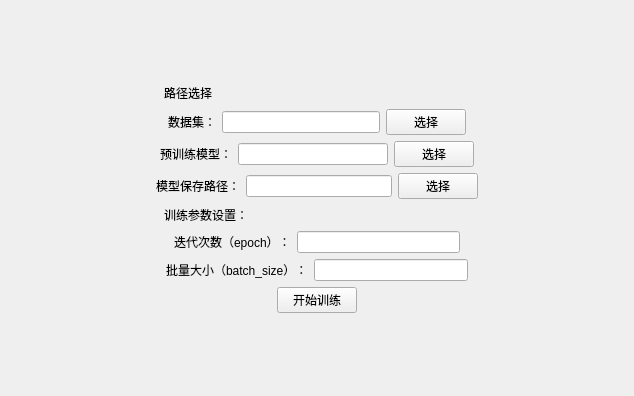
This is ui/layout/UI_TrainPage.ui in Zdh-501/OCRQt as Qt 5 draws it before an edit. The edited form follows.
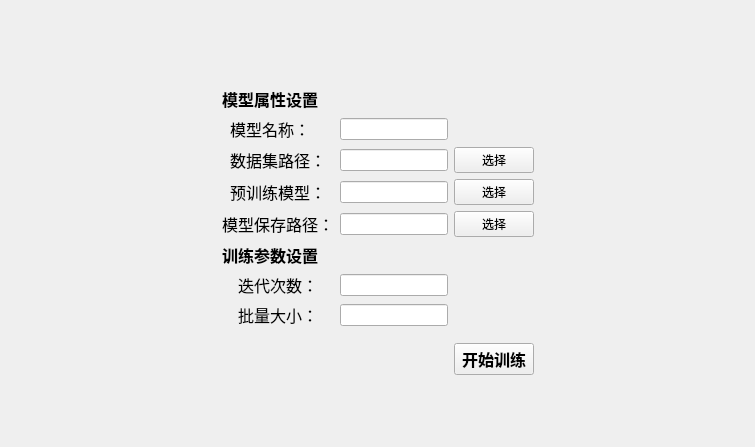
This is the edited form.

The edit to the form file:
```diff
--- a/ui/layout/UI_TrainPage.ui
+++ b/ui/layout/UI_TrainPage.ui
@@ -6,15 +6,55 @@
    <rect>
     <x>0</x>
     <y>0</y>
-    <width>634</width>
-    <height>396</height>
+    <width>755</width>
+    <height>447</height>
    </rect>
   </property>
   <property name="windowTitle">
    <string>Form</string>
   </property>
-  <layout class="QVBoxLayout" name="verticalLayout">
-   <item>
+  <layout class="QGridLayout" name="gridLayout_2">
+   <item row="3" column="2">
+    <widget class="QPushButton" name="pushButton_4">
+     <property name="font">
+      <font>
+       <pointsize>12</pointsize>
+       <weight>75</weight>
+       <bold>true</bold>
+      </font>
+     </property>
+     <property name="text">
+      <string>开始训练</string>
+     </property>
+    </widget>
+   </item>
+   <item row="0" column="3">
+    <spacer name="horizontalSpacer_2">
+     <property name="orientation">
+      <enum>Qt::Horizontal</enum>
+     </property>
+     <property name="sizeHint" stdset="0">
+      <size>
+       <width>40</width>
+       <height>20</height>
+      </size>
+     </property>
+    </spacer>
+   </item>
+   <item row="2" column="2">
+    <spacer name="verticalSpacer_3">
+     <property name="orientation">
+      <enum>Qt::Vertical</enum>
+     </property>
+     <property name="sizeHint" stdset="0">
+      <size>
+       <width>20</width>
+       <height>40</height>
+      </size>
+     </property>
+    </spacer>
+   </item>
+   <item row="5" column="2">
     <spacer name="verticalSpacer">
      <property name="orientation">
       <enum>Qt::Vertical</enum>
@@ -22,356 +62,217 @@
      <property name="sizeHint" stdset="0">
       <size>
        <width>20</width>
-       <height>40</height>
+       <height>92</height>
       </size>
      </property>
     </spacer>
    </item>
-   <item>
-    <layout class="QHBoxLayout" name="horizontalLayout_6" stretch="1,1,2">
-     <item>
-      <spacer name="horizontalSpacer">
-       <property name="orientation">
-        <enum>Qt::Horizontal</enum>
-       </property>
-       <property name="sizeHint" stdset="0">
-        <size>
-         <width>40</width>
-         <height>20</height>
-        </size>
-       </property>
-      </spacer>
-     </item>
-     <item>
-      <widget class="QLabel" name="label_4">
-       <property name="text">
-        <string>路径选择</string>
-       </property>
-      </widget>
-     </item>
-     <item>
-      <spacer name="horizontalSpacer_2">
-       <property name="orientation">
-        <enum>Qt::Horizontal</enum>
-       </property>
-       <property name="sizeHint" stdset="0">
-        <size>
-         <width>40</width>
-         <height>20</height>
-        </size>
-       </property>
-      </spacer>
-     </item>
-    </layout>
+   <item row="0" column="2">
+    <spacer name="verticalSpacer_2">
+     <property name="orientation">
+      <enum>Qt::Vertical</enum>
+     </property>
+     <property name="sizeHint" stdset="0">
+      <size>
+       <width>20</width>
+       <height>107</height>
+      </size>
+     </property>
+    </spacer>
    </item>
-   <item>
-    <layout class="QHBoxLayout" name="horizontalLayout" stretch="0,0,0,0,0">
-     <item>
-      <spacer name="horizontalSpacer_7">
-       <property name="orientation">
-        <enum>Qt::Horizontal</enum>
-       </property>
-       <property name="sizeHint" stdset="0">
-        <size>
-         <width>40</width>
-         <height>20</height>
-        </size>
-       </property>
-      </spacer>
-     </item>
-     <item>
-      <widget class="QLabel" name="label">
-       <property name="text">
-        <string>数据集：</string>
-       </property>
-      </widget>
-     </item>
-     <item>
-      <widget class="QLineEdit" name="lineEdit"/>
-     </item>
-     <item>
-      <widget class="QPushButton" name="pushButton">
-       <property name="text">
-        <string>选择</string>
-       </property>
-      </widget>
-     </item>
-     <item>
-      <spacer name="horizontalSpacer_8">
-       <property name="orientation">
-        <enum>Qt::Horizontal</enum>
-       </property>
-       <property name="sizeHint" stdset="0">
-        <size>
-         <width>40</width>
-         <height>20</height>
-        </size>
-       </property>
-      </spacer>
-     </item>
-    </layout>
+   <item row="0" column="0">
+    <spacer name="horizontalSpacer">
+     <property name="orientation">
+      <enum>Qt::Horizontal</enum>
+     </property>
+     <property name="sizeHint" stdset="0">
+      <size>
+       <width>40</width>
+       <height>20</height>
+      </size>
+     </property>
+    </spacer>
    </item>
-   <item>
-    <layout class="QHBoxLayout" name="horizontalLayout_2">
-     <item>
-      <spacer name="horizontalSpacer_9">
-       <property name="orientation">
-        <enum>Qt::Horizontal</enum>
-       </property>
-       <property name="sizeHint" stdset="0">
-        <size>
-         <width>40</width>
-         <height>20</height>
-        </size>
-       </property>
-      </spacer>
-     </item>
-     <item>
+   <item row="3" column="1">
+    <spacer name="horizontalSpacer_3">
+     <property name="orientation">
+      <enum>Qt::Horizontal</enum>
+     </property>
+     <property name="sizeHint" stdset="0">
+      <size>
+       <width>40</width>
+       <height>20</height>
+      </size>
+     </property>
+    </spacer>
+   </item>
+   <item row="1" column="1" colspan="2">
+    <layout class="QGridLayout" name="gridLayout">
+     <item row="3" column="0" colspan="2">
       <widget class="QLabel" name="label_2">
+       <property name="font">
+        <font>
+         <pointsize>12</pointsize>
+         <weight>50</weight>
+         <bold>false</bold>
+        </font>
+       </property>
        <property name="text">
         <string>预训练模型：</string>
        </property>
+       <property name="alignment">
+        <set>Qt::AlignCenter</set>
+       </property>
       </widget>
      </item>
-     <item>
-      <widget class="QLineEdit" name="lineEdit_2"/>
+     <item row="0" column="0">
+      <widget class="QLabel" name="label_4">
+       <property name="font">
+        <font>
+         <pointsize>12</pointsize>
+         <weight>75</weight>
+         <bold>true</bold>
+        </font>
+       </property>
+       <property name="text">
+        <string>模型属性设置</string>
+       </property>
+      </widget>
      </item>
-     <item>
+     <item row="3" column="3">
       <widget class="QPushButton" name="pushButton_2">
        <property name="text">
         <string>选择</string>
        </property>
       </widget>
      </item>
-     <item>
-      <spacer name="horizontalSpacer_10">
-       <property name="orientation">
-        <enum>Qt::Horizontal</enum>
-       </property>
-       <property name="sizeHint" stdset="0">
-        <size>
-         <width>40</width>
-         <height>20</height>
-        </size>
-       </property>
-      </spacer>
-     </item>
-    </layout>
-   </item>
-   <item>
-    <layout class="QHBoxLayout" name="horizontalLayout_3">
-     <item>
-      <spacer name="horizontalSpacer_11">
-       <property name="orientation">
-        <enum>Qt::Horizontal</enum>
-       </property>
-       <property name="sizeHint" stdset="0">
-        <size>
-         <width>40</width>
-         <height>20</height>
-        </size>
-       </property>
-      </spacer>
-     </item>
-     <item>
-      <widget class="QLabel" name="label_3">
-       <property name="text">
-        <string>模型保存路径：</string>
-       </property>
-      </widget>
-     </item>
-     <item>
-      <widget class="QLineEdit" name="lineEdit_3"/>
-     </item>
-     <item>
+     <item row="4" column="3">
       <widget class="QPushButton" name="pushButton_3">
        <property name="text">
         <string>选择</string>
        </property>
       </widget>
      </item>
-     <item>
-      <spacer name="horizontalSpacer_12">
-       <property name="orientation">
-        <enum>Qt::Horizontal</enum>
-       </property>
-       <property name="sizeHint" stdset="0">
-        <size>
-         <width>40</width>
-         <height>20</height>
-        </size>
-       </property>
-      </spacer>
+     <item row="3" column="2">
+      <widget class="QLineEdit" name="lineEdit_2"/>
      </item>
-    </layout>
-   </item>
-   <item>
-    <layout class="QHBoxLayout" name="horizontalLayout_7" stretch="1,1,2">
-     <item>
-      <spacer name="horizontalSpacer_4">
-       <property name="orientation">
-        <enum>Qt::Horizontal</enum>
-       </property>
-       <property name="sizeHint" stdset="0">
-        <size>
-         <width>40</width>
-         <height>20</height>
-        </size>
-       </property>
-      </spacer>
-     </item>
-     <item>
+     <item row="5" column="0">
       <widget class="QLabel" name="label_5">
+       <property name="font">
+        <font>
+         <pointsize>12</pointsize>
+         <weight>75</weight>
+         <bold>true</bold>
+        </font>
+       </property>
        <property name="text">
-        <string>训练参数设置：</string>
+        <string>训练参数设置</string>
        </property>
       </widget>
      </item>
-     <item>
-      <spacer name="horizontalSpacer_3">
-       <property name="orientation">
-        <enum>Qt::Horizontal</enum>
+     <item row="2" column="0" colspan="2">
+      <widget class="QLabel" name="label_1">
+       <property name="font">
+        <font>
+         <pointsize>12</pointsize>
+         <weight>50</weight>
+         <bold>false</bold>
+        </font>
        </property>
-       <property name="sizeHint" stdset="0">
-        <size>
-         <width>40</width>
-         <height>20</height>
-        </size>
-       </property>
-      </spacer>
-     </item>
-    </layout>
-   </item>
-   <item>
-    <layout class="QHBoxLayout" name="horizontalLayout_4">
-     <item>
-      <spacer name="horizontalSpacer_13">
-       <property name="orientation">
-        <enum>Qt::Horizontal</enum>
-       </property>
-       <property name="sizeHint" stdset="0">
-        <size>
-         <width>40</width>
-         <height>20</height>
-        </size>
-       </property>
-      </spacer>
-     </item>
-     <item>
-      <widget class="QLabel" name="label_6">
        <property name="text">
-        <string>迭代次数（epoch）：</string>
+        <string>数据集路径：</string>
        </property>
+       <property name="alignment">
+        <set>Qt::AlignCenter</set>
+       </property>
       </widget>
      </item>
-     <item>
+     <item row="6" column="2">
       <widget class="QLineEdit" name="lineEdit_4"/>
      </item>
-     <item>
-      <spacer name="horizontalSpacer_14">
-       <property name="orientation">
-        <enum>Qt::Horizontal</enum>
+     <item row="1" column="0">
+      <widget class="QLabel" name="label">
+       <property name="font">
+        <font>
+         <pointsize>12</pointsize>
+        </font>
        </property>
-       <property name="sizeHint" stdset="0">
-        <size>
-         <width>40</width>
-         <height>20</height>
-        </size>
+       <property name="text">
+        <string>模型名称：</string>
        </property>
-      </spacer>
+       <property name="alignment">
+        <set>Qt::AlignCenter</set>
+       </property>
+      </widget>
      </item>
-    </layout>
-   </item>
-   <item>
-    <layout class="QHBoxLayout" name="horizontalLayout_5">
-     <item>
-      <spacer name="horizontalSpacer_15">
-       <property name="orientation">
-        <enum>Qt::Horizontal</enum>
+     <item row="4" column="0" colspan="2">
+      <widget class="QLabel" name="label_3">
+       <property name="font">
+        <font>
+         <pointsize>12</pointsize>
+         <weight>50</weight>
+         <bold>false</bold>
+        </font>
        </property>
-       <property name="sizeHint" stdset="0">
-        <size>
-         <width>40</width>
-         <height>20</height>
-        </size>
+       <property name="text">
+        <string>模型保存路径：</string>
        </property>
-      </spacer>
+       <property name="alignment">
+        <set>Qt::AlignCenter</set>
+       </property>
+      </widget>
      </item>
-     <item>
+     <item row="4" column="2">
+      <widget class="QLineEdit" name="lineEdit_3"/>
+     </item>
+     <item row="7" column="0" colspan="2">
       <widget class="QLabel" name="label_7">
+       <property name="font">
+        <font>
+         <pointsize>12</pointsize>
+        </font>
+       </property>
        <property name="text">
-        <string>批量大小（batch_size）：</string>
+        <string>批量大小：</string>
        </property>
+       <property name="alignment">
+        <set>Qt::AlignCenter</set>
+       </property>
       </widget>
      </item>
-     <item>
+     <item row="6" column="0" colspan="2">
+      <widget class="QLabel" name="label_6">
+       <property name="font">
+        <font>
+         <pointsize>12</pointsize>
+        </font>
+       </property>
+       <property name="text">
+        <string>迭代次数：</string>
+       </property>
+       <property name="alignment">
+        <set>Qt::AlignCenter</set>
+       </property>
+      </widget>
+     </item>
+     <item row="2" column="3">
+      <widget class="QPushButton" name="pushButton_1">
+       <property name="text">
+        <string>选择</string>
+       </property>
+      </widget>
+     </item>
+     <item row="2" column="2">
+      <widget class="QLineEdit" name="lineEdit_1"/>
+     </item>
+     <item row="7" column="2">
       <widget class="QLineEdit" name="lineEdit_5"/>
      </item>
-     <item>
-      <spacer name="horizontalSpacer_16">
-       <property name="orientation">
-        <enum>Qt::Horizontal</enum>
-       </property>
-       <property name="sizeHint" stdset="0">
-        <size>
-         <width>40</width>
-         <height>20</height>
-        </size>
-       </property>
-      </spacer>
+     <item row="1" column="2">
+      <widget class="QLineEdit" name="lineEdit"/>
      </item>
     </layout>
    </item>
-   <item>
-    <layout class="QHBoxLayout" name="horizontalLayout_8">
-     <item>
-      <spacer name="horizontalSpacer_5">
-       <property name="orientation">
-        <enum>Qt::Horizontal</enum>
-       </property>
-       <property name="sizeHint" stdset="0">
-        <size>
-         <width>40</width>
-         <height>20</height>
-        </size>
-       </property>
-      </spacer>
-     </item>
-     <item>
-      <widget class="QPushButton" name="pushButton_4">
-       <property name="text">
-        <string>开始训练</string>
-       </property>
-      </widget>
-     </item>
-     <item>
-      <spacer name="horizontalSpacer_6">
-       <property name="orientation">
-        <enum>Qt::Horizontal</enum>
-       </property>
-       <property name="sizeHint" stdset="0">
-        <size>
-         <width>40</width>
-         <height>20</height>
-        </size>
-       </property>
-      </spacer>
-     </item>
-    </layout>
-   </item>
-   <item>
-    <spacer name="verticalSpacer_2">
-     <property name="orientation">
-      <enum>Qt::Vertical</enum>
-     </property>
-     <property name="sizeHint" stdset="0">
-      <size>
-       <width>20</width>
-       <height>40</height>
-      </size>
-     </property>
-    </spacer>
-   </item>
   </layout>
  </widget>
  <resources/>
```
